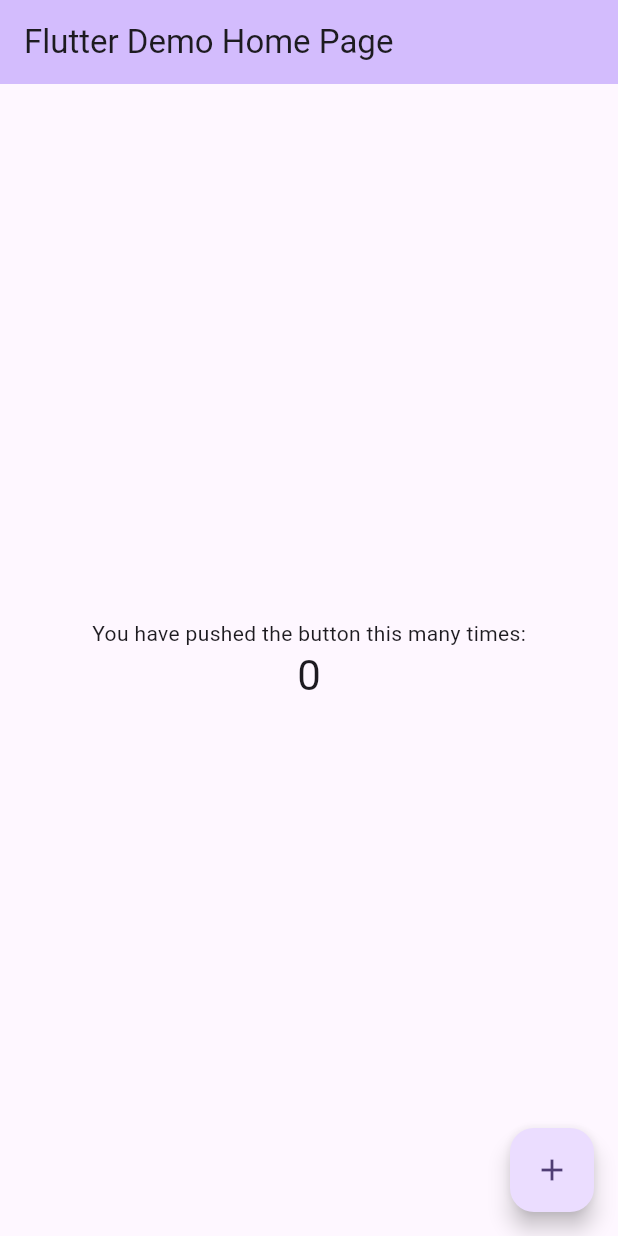
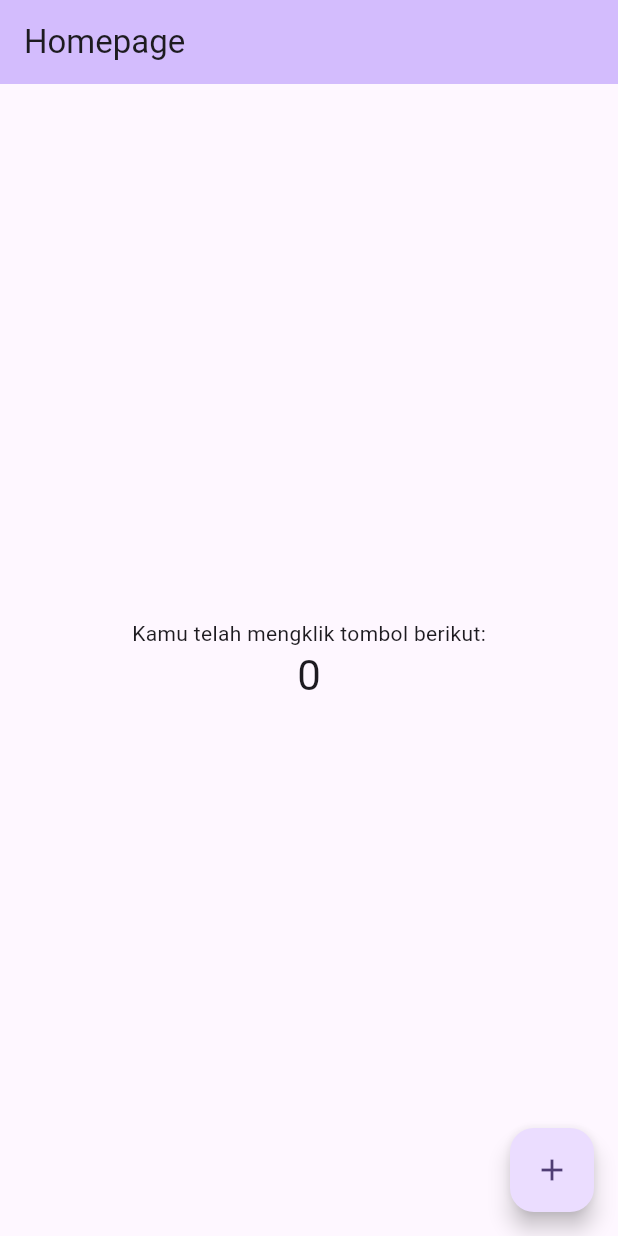
Before and after one commit to garlanwijaya/mobile-app, a Flutter app: the screen it shows after launch, on a phone screen of 412 x 824 dp. Run offline on Flutter 3.47's test engine with Material 3 defaults, Android fonts, the phone set to English and light mode, and no system bars.

Commit message:
initial commit

```diff
--- a/lib/main.dart
+++ b/lib/main.dart
@@ -30,7 +30,7 @@ class MyApp extends StatelessWidget {
         // tested with just a hot reload.
         colorScheme: ColorScheme.fromSeed(seedColor: Colors.deepPurple),
       ),
-      home: const MyHomePage(title: 'Flutter Demo Home Page'),
+      home: const MyHomePage(title: 'Homepage'),
     );
   }
 }
@@ -104,7 +104,7 @@ class _MyHomePageState extends State<MyHomePage> {
           // wireframe for each widget.
           mainAxisAlignment: MainAxisAlignment.center,
           children: <Widget>[
-            const Text('You have pushed the button this many times:'),
+            const Text('Kamu telah mengklik tombol berikut:'),
             Text(
               '$_counter',
               style: Theme.of(context).textTheme.headlineMedium,
```
